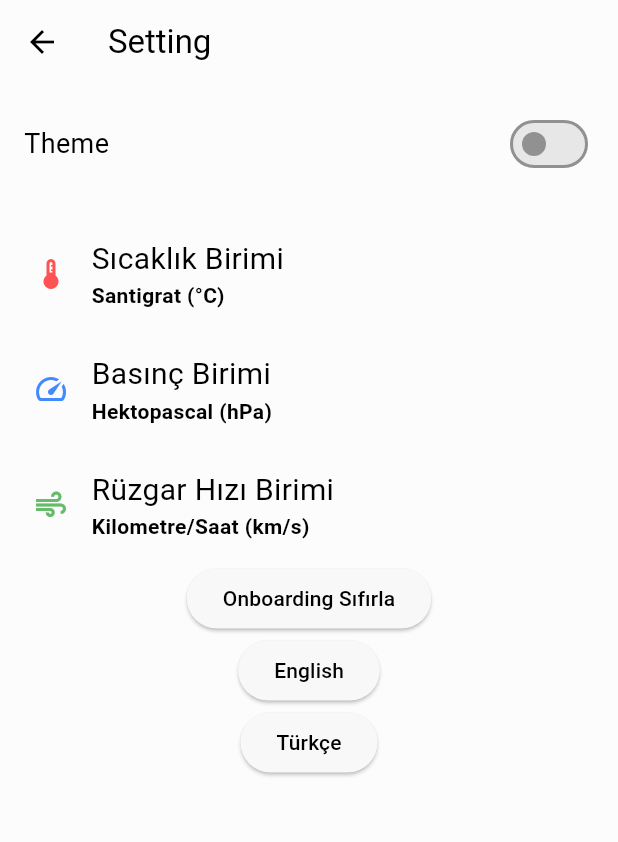
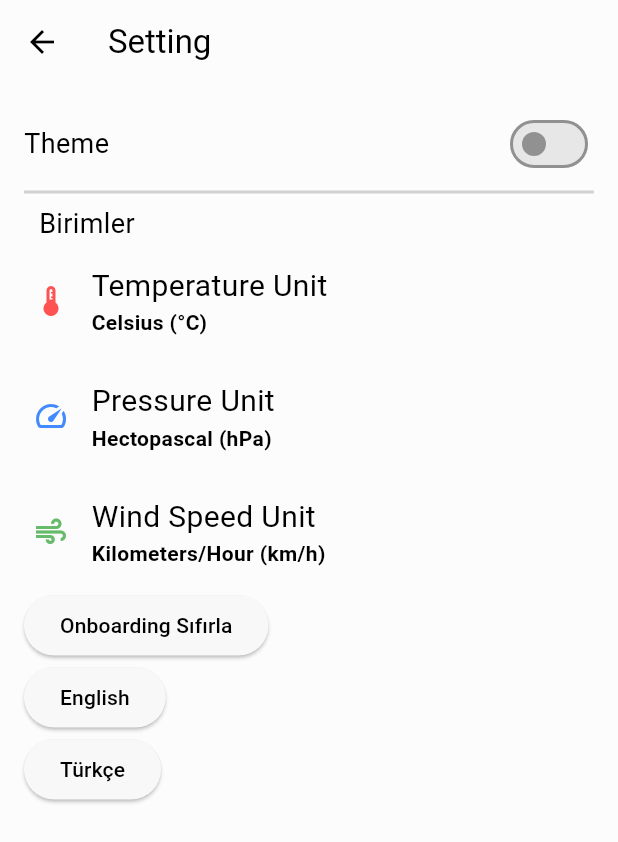
Before and after one commit to Yido1007/weather_forecast, a Flutter app: the SettingsScreen screen opened directly, on a phone screen of 412 x 824 dp. Shown: the top 842 px of the screen. Run offline on Flutter 3.47's test engine with Material 3 defaults, Android fonts, the phone set to English and light mode, and no system bars; our stand-ins replace easy_localization, flex_color_scheme, flutter_dotenv, flutter_local_notifications, flutter_map, flutter_svg and 6 more; accounts and stored records are empty.

Commit message:
Added language support to the settings page

```diff
--- a/assets/lang/en.json
+++ b/assets/lang/en.json
@@ -40,5 +40,20 @@
     "weather-news": "Weather Forecast News",
     "not-location": "The location could not be found.",
     "no-news": "No news found",
-    "news-detail": "News Detail"
+    "news-detail": "News Detail",
+    "pressure_unit": "Pressure Unit",
+    "temperature_unit": "Temperature Unit",
+    "wind_unit": "Wind Speed Unit",
+    "hpa": "Hectopascal (hPa)",
+    "mmhg": "Millimeter Mercury (mmHg)",
+    "atm": "Atmosphere (atm)",
+    "psi": "Psi (psi)",
+    "units": "Units",
+    "celsius": "Celsius (°C)",
+    "select-temp-unit": "Select the Temperature Unit",
+    "select-press-unit": "Select the Pressure Unit",
+    "select-wind-unit": "Select the Wind Unit",
+    "km/hour": "Kilometers/Hour (km/h)",
+    "m/s": "Meters/Second (m/s)",
+    "m/h": "Miles/Hour (mph)"
 }
--- a/assets/lang/tr.json
+++ b/assets/lang/tr.json
@@ -40,6 +40,20 @@
     "weather-news": "Hava Durumu Haberleri",
     "not-location": "Konum Bulunamadı",
     "no-news": "Haber Bulunamadı",
-    "news-detail": "Haber Detayı"
-
+    "news-detail": "Haber Detayı",
+    "pressure_unit": "Basınç Birimi",
+    "temperature_unit": "Sıcaklık Birimi",
+    "wind_unit": "Rüzgar Hızı Birimi",
+    "hpa": "Hektopaskal (hPa)",
+    "mmhg": "Milimetre Cıva (mmHg)",
+    "atm": "Atmosfer (atm)",
+    "psi": "Psi (psi)",
+    "units": "Birimler",
+    "celsius": "Santigrat (°C)",
+    "select-temp-unit": "Sıcaklık Birimini Seç",
+    "select-press-unit": "Basınç Birimini Seç",
+    "select-wind-unit": "Rüzgar Birimini Seç",
+    "km/hour": "Kilometre/Saat (km/s)",
+    "m/s": "Metre/Saniye (m/s)",
+    "mph": "Mil/Saat (mph)"
 }
--- a/lib/screen/static/settings.dart
+++ b/lib/screen/static/settings.dart
@@ -1,6 +1,5 @@
 import 'package:easy_localization/easy_localization.dart';
 import 'package:flutter/material.dart';
-import 'package:gap/gap.dart';
 import 'package:provider/provider.dart';
 import 'package:shared_preferences/shared_preferences.dart';
 import 'package:weather_forecast/provider/units/pressure.dart';
@@ -24,12 +23,12 @@ class SettingsScreen extends StatelessWidget {
       context: context,
       builder: (context) {
         return AlertDialog(
-          title: const Text('Basınç Birimi Seç'),
+          title: Text('select-press-unit'.tr()),
           content: Column(
             mainAxisSize: MainAxisSize.min,
             children: [
               RadioListTile<PressureUnit>(
-                title: const Text('hPa (Hektopascal)'),
+                title: Text("hpa".tr()),
                 value: PressureUnit.hpa,
                 groupValue: unitProvider.pressureUnit,
                 onChanged: (value) {
@@ -40,7 +39,7 @@ class SettingsScreen extends StatelessWidget {
                 },
               ),
               RadioListTile<PressureUnit>(
-                title: const Text('mmHg (Milimetre Cıva)'),
+                title: Text("mmhg".tr()),
                 value: PressureUnit.mmhg,
                 groupValue: unitProvider.pressureUnit,
                 onChanged: (value) {
@@ -51,7 +50,7 @@ class SettingsScreen extends StatelessWidget {
                 },
               ),
               RadioListTile<PressureUnit>(
-                title: const Text('atm (Atmosfer)'),
+                title: Text('atm'.tr()),
                 value: PressureUnit.atm,
                 groupValue: unitProvider.pressureUnit,
                 onChanged: (value) {
@@ -62,7 +61,7 @@ class SettingsScreen extends StatelessWidget {
                 },
               ),
               RadioListTile<PressureUnit>(
-                title: const Text('psi'),
+                title: Text('psi'.tr()),
                 value: PressureUnit.psi,
                 groupValue: unitProvider.pressureUnit,
                 onChanged: (value) {
@@ -88,12 +87,12 @@ class SettingsScreen extends StatelessWidget {
       context: context,
       builder: (context) {
         return AlertDialog(
-          title: const Text('Sıcaklık Birimi Seç'),
+          title: Text('select-temp-unit'.tr()),
           content: Column(
             mainAxisSize: MainAxisSize.min,
             children: [
               RadioListTile<TemperatureUnit>(
-                title: const Text('Santigrat (°C)'),
+                title: Text('celsius'.tr()),
                 value: TemperatureUnit.celsius,
                 groupValue: unitProvider.unit,
                 onChanged: (value) {
@@ -141,12 +140,12 @@ class SettingsScreen extends StatelessWidget {
       context: context,
       builder: (context) {
         return AlertDialog(
-          title: const Text('Rüzgar Hızı Birimi Seç'),
+          title: Text('select-wind-unit'.tr()),
           content: Column(
             mainAxisSize: MainAxisSize.min,
             children: [
               RadioListTile<WindSpeedUnit>(
-                title: const Text('Kilometre/Saat (km/s)'),
+                title: Text('km/hour'.tr()),
                 value: WindSpeedUnit.kmh,
                 groupValue: unitProvider.windSpeedUnit,
                 onChanged: (value) {
@@ -157,7 +156,7 @@ class SettingsScreen extends StatelessWidget {
                 },
               ),
               RadioListTile<WindSpeedUnit>(
-                title: const Text('Metre/Saniye (m/s)'),
+                title: Text('m/s'.tr()),
                 value: WindSpeedUnit.ms,
                 groupValue: unitProvider.windSpeedUnit,
                 onChanged: (value) {
@@ -168,7 +167,7 @@ class SettingsScreen extends StatelessWidget {
                 },
               ),
               RadioListTile<WindSpeedUnit>(
-                title: const Text('Mil/Saat (mph)'),
+                title: Text('m/s'.tr()),
                 value: WindSpeedUnit.mph,
                 groupValue: unitProvider.windSpeedUnit,
                 onChanged: (value) {
@@ -208,6 +207,7 @@ class SettingsScreen extends StatelessWidget {
       body: Padding(
         padding: const EdgeInsets.all(16.0),
         child: Column(
+          crossAxisAlignment: CrossAxisAlignment.start,
           children: [
             //Theme Switch
             //ALERT DİALOG İLE GÖSTERİM SAĞLANABİLİR!!
@@ -223,29 +223,41 @@ class SettingsScreen extends StatelessWidget {
                 ),
               ],
             ),
-            const Gap(24),
+            Divider(thickness: 2),
+            //units
+            Padding(
+              padding: const EdgeInsets.symmetric(horizontal: 10),
+              child: Text(
+                "Birimler",
+                style: TextStyle(
+                  color: Theme.of(context).colorScheme.primary,
+                  fontSize: 18,
+                ),
+              ),
+            ),
             //Temperature unit
             SettingUnitRow(
               icon: Icons.thermostat,
               iconColor: Colors.redAccent.shade200,
-              title: "Sıcaklık Birimi",
-              subtitle: tempUnitName, // örn: temperatureUnitFullName(tempUnit)
+              title: "temperature_unit".tr(),
+              subtitle:
+                  tempUnitName.tr(), // örn: temperatureUnitFullName(tempUnit)
               onTap: () => showTemperatureUnitDialog(context),
             ),
             //Pressure unit
             SettingUnitRow(
               icon: Icons.speed,
               iconColor: Colors.blueAccent,
-              title: "Basınç Birimi",
-              subtitle: pressureUnitName,
+              title: "pressure_unit".tr(),
+              subtitle: pressureUnitName.tr(),
               onTap: () => showPressureUnitDialog(context),
             ),
             //Wind unit
             SettingUnitRow(
               icon: Icons.air,
               iconColor: Colors.green.shade400,
-              title: "Rüzgar Hızı Birimi",
-              subtitle: windSpeedUnitName,
+              title: "wind_unit".tr(),
+              subtitle: windSpeedUnitName.tr(),
               onTap: () => showWindSpeedUnitDialog(context),
             ),
             // Onboarding Reset
--- a/lib/service/units/pressure.dart
+++ b/lib/service/units/pressure.dart
@@ -1,3 +1,4 @@
+import 'package:easy_localization/easy_localization.dart';
 import 'package:weather_forecast/provider/units/pressure.dart';
 
 double convertPressure(double value, PressureUnit unit) {
@@ -13,16 +14,16 @@ double convertPressure(double value, PressureUnit unit) {
   }
 }
 
-String pressureUnitFullName(PressureUnit pressureunitname) {
-  switch (pressureunitname) {
+String pressureUnitFullName(PressureUnit unit) {
+  switch (unit) {
     case PressureUnit.hpa:
-      return 'Hektopascal (hPa)';
+      return "hpa".tr();
     case PressureUnit.mmhg:
-      return 'Milimetre Cıva (mmHg)';
+      return "mmhg".tr();
     case PressureUnit.atm:
-      return 'Atmosfer (atm)';
+      return "atm".tr();
     case PressureUnit.psi:
-      return 'Psi (psi)';
+      return "psi".tr();
   }
 }
 
--- a/lib/service/units/temperature.dart
+++ b/lib/service/units/temperature.dart
@@ -1,3 +1,4 @@
+import 'package:easy_localization/easy_localization.dart';
 import 'package:weather_forecast/provider/units/temperature.dart';
 
 double convertTemperature(double value, TemperatureUnit unit) {
@@ -25,7 +26,7 @@ String unitSymbol(TemperatureUnit unit) {
 String temperatureUnitFullName(TemperatureUnit temperatureunit) {
   switch (temperatureunit) {
     case TemperatureUnit.celsius:
-      return 'Santigrat (°C)';
+      return 'celsius'.tr();
     case TemperatureUnit.fahrenheit:
       return 'Fahrenheit (°F)';
     case TemperatureUnit.kelvin:
--- a/lib/service/units/wind.dart
+++ b/lib/service/units/wind.dart
@@ -1,5 +1,4 @@
-
-
+import 'package:easy_localization/easy_localization.dart';
 import 'package:weather_forecast/provider/units/wind.dart';
 
 double convertWindSpeed(double value, WindSpeedUnit unit) {
@@ -16,11 +15,11 @@ double convertWindSpeed(double value, WindSpeedUnit unit) {
 String windSpeedUnitFullName(WindSpeedUnit unit) {
   switch (unit) {
     case WindSpeedUnit.kmh:
-      return 'Kilometre/Saat (km/s)';
+      return 'km/hour'.tr();
     case WindSpeedUnit.ms:
-      return 'Metre/Saniye (m/s)';
+      return 'm/s'.tr();
     case WindSpeedUnit.mph:
-      return 'Mil/Saat (mph)';
+      return 'mph'.tr();
   }
 }
 
```
